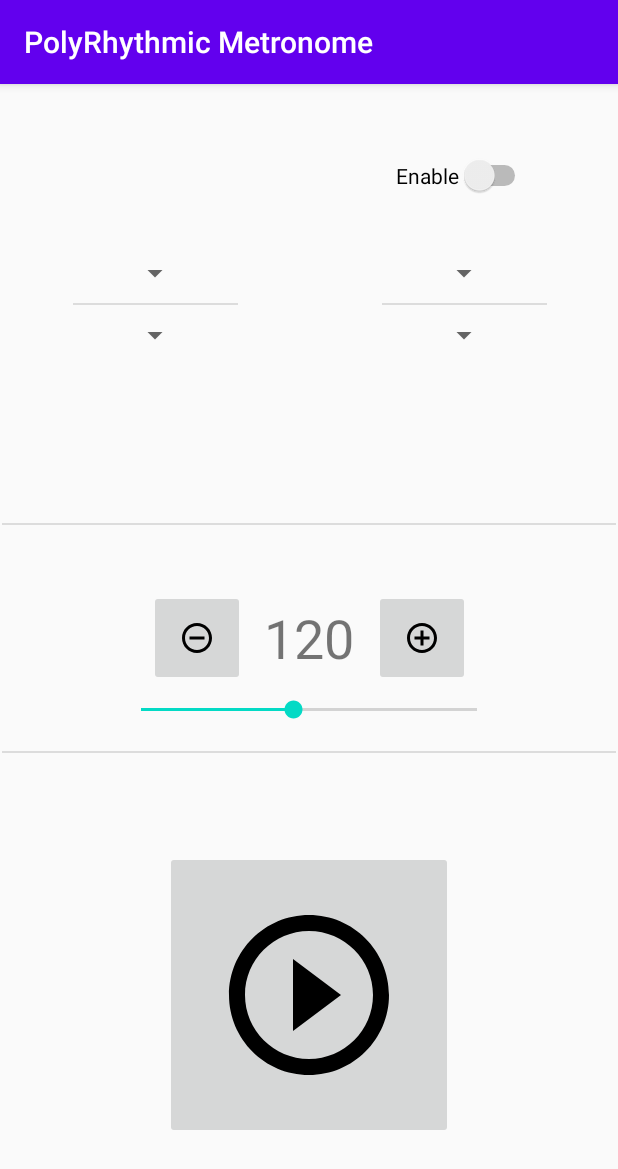
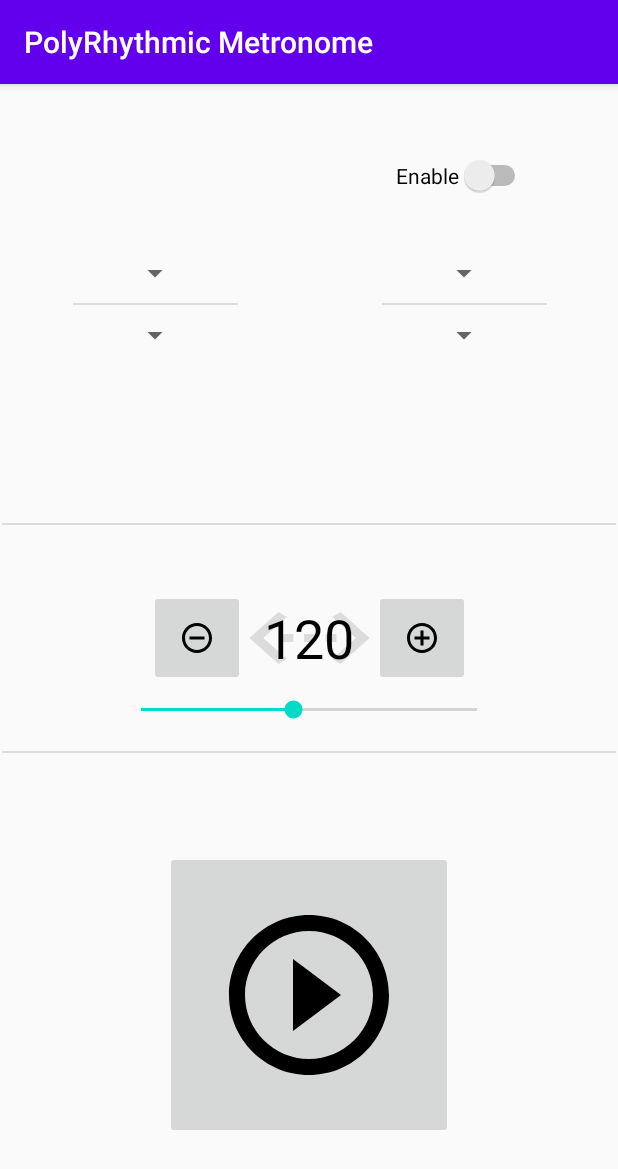
Before and after one commit to Bossach/PolyRhythmicMetronome, an Android app: the screen it shows after launch (MainActivity), on a phone screen of 412 x 824 dp. Shown: the top 1169 px of the screen. Run offline under Robolectric (Android 15) with nearby library versions, the phone set to English and light mode, and no system bars.

Commit message:
BPM textView background

```diff
--- /dev/null
+++ b/app/src/main/res/drawable/ic_swipe.xml
@@ -0,0 +1,9 @@
+<vector xmlns:android="http://schemas.android.com/apk/res/android"
+        android:width="24dp"
+        android:height="24dp"
+        android:viewportWidth="24.0"
+        android:viewportHeight="24.0">
+    <path
+        android:fillColor="#1e000000"
+        android:pathData="M7.77,6.76L6.23,5.48 0.82,12l5.41,6.52 1.54,-1.28L3.42,12l4.35,-5.24zM7,13h2v-2L7,11v2zM17,11h-2v2h2v-2zM11,13h2v-2h-2v2zM17.77,5.48l-1.54,1.28L20.58,12l-4.35,5.24 1.54,1.28L23.18,12l-5.41,-6.52z"/>
+</vector>
--- a/app/src/main/res/layout/bpm_selector.xml
+++ b/app/src/main/res/layout/bpm_selector.xml
@@ -19,7 +19,9 @@
         app:layout_constraintTop_toTopOf="parent"
         app:layout_constraintEnd_toEndOf="parent"
         app:layout_constraintStart_toStartOf="parent"
-        app:layout_constraintBottom_toBottomOf="parent" />
+        app:layout_constraintBottom_toBottomOf="parent"
+        android:textColor="@android:color/primary_text_light"
+        android:background="@drawable/ic_swipe" />
 
     <ImageButton
         android:id="@+id/plus"
```
